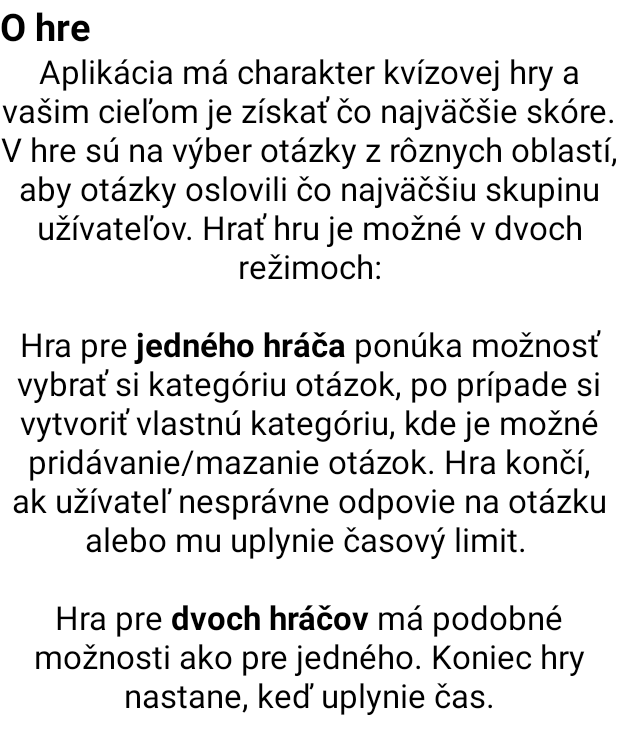
After one commit to FrederikSpaldon/3blaf_game, an Android app: the layout about.xml on its own in the app's theme, with its tools: preview values and no code run, on a phone screen of 412 x 824 dp. The commit adds this screen. Shown: the top 754 px of the screen. Run offline under Robolectric (Android 15) with nearby library versions, the phone set to English and light mode, and no system bars.

Commit message:
Dufam ze posledny fix pre pop okno o hre

```diff
--- /dev/null
+++ b/app/src/main/res/layout/about.xml
@@ -0,0 +1,46 @@
+<?xml version="1.0" encoding="utf-8"?>
+<RelativeLayout xmlns:android="http://schemas.android.com/apk/res/android"
+    android:layout_width="match_parent" android:layout_height="match_parent"
+    android:background="#FFF">
+<ScrollView
+    android:layout_width="match_parent"
+    android:layout_height="match_parent">
+    <RelativeLayout
+        android:layout_width="fill_parent"
+        android:layout_height="fill_parent">
+
+        <TextView
+            android:layout_width="wrap_content"
+            android:layout_height="match_parent"
+            android:text="O hre"
+            android:layout_alignParentTop="true"
+            android:textSize="25sp"
+            android:textColor="#000"
+            android:textStyle="bold"
+            />
+        <TextView
+
+            android:layout_width="wrap_content"
+            android:layout_height="wrap_content"
+            android:textAppearance="?android:attr/textAppearanceLarge"
+            android:text="@string/ohre"
+            android:gravity="center"
+            android:id="@+id/textView4"
+            android:textColor="#000"
+            android:layout_marginTop="65dp"
+            android:layout_centerVertical="true"
+            android:layout_alignParentLeft="true"
+            android:layout_alignParentStart="true" />
+
+
+
+
+    </RelativeLayout>
+
+
+
+</ScrollView>
+
+
+
+</RelativeLayout>
--- a/app/src/main/res/values/strings.xml
+++ b/app/src/main/res/values/strings.xml
@@ -8,8 +8,9 @@
     <string name="optC">Možnosť C</string>
     <string name="ohre">Aplikácia má charakter kvízovej hry a vašim cieľom je získať čo najväčšie skóre.
         V hre sú na výber otázky z rôznych oblastí, aby otázky oslovili čo najväčšiu skupinu užívateľov.
-        Hrať hru je možné v dvoch režimoch.
-        Hra pre <b>jedného hráča</b> ponúka možnosť vybrať si kategóriu otázok, po prípade si vytvoriť vlastnú kategóriu, kde je možné pridávanie/mazanie otázok.
+        "Hrať hru je možné v dvoch režimoch:
+        \nHra pre <b>jedného hráča</b> ponúka možnosť vybrať si kategóriu otázok, po prípade si vytvoriť vlastnú kategóriu, kde je možné pridávanie/mazanie otázok.
         Hra končí, ak užívateľ nesprávne odpovie na otázku alebo mu uplynie časový limit.
+        \n\nHra pre <b>dvoch hráčov</b> má podobné možnosti ako pre jedného. Koniec hry nastane, keď uplynie čas".
     </string>
 </resources>
```
Also changed, not shown: app/src/main/java/a3blaf/a3blafgame/Menu.java (+28 -1 lines).
